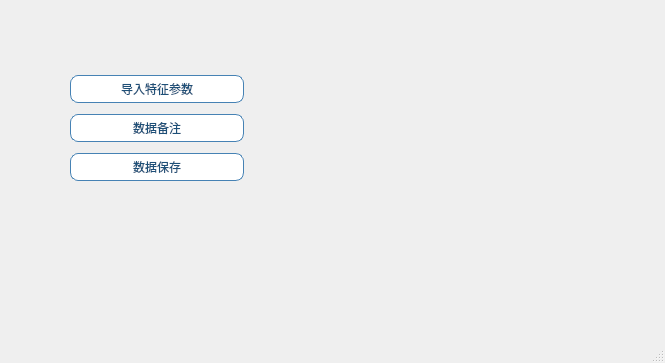
The window that ui/Other.ui (azhongege24/predict_first) describes before a commit, drawn with Qt 5.
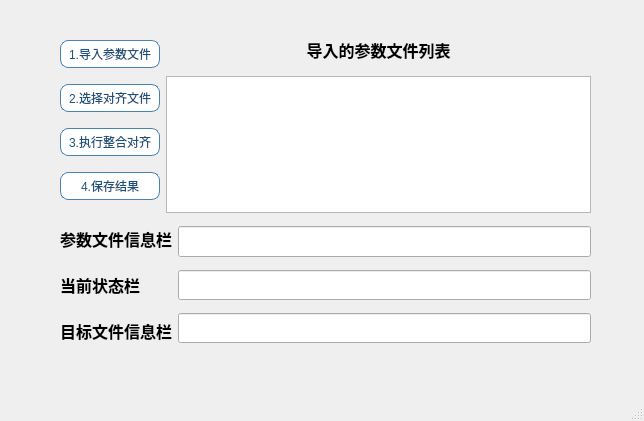
The same window after the commit.

Commit message: 今天完成了其他参数模块的功能Demo，现在是实现了基本的功能，第一部导入其他参数文件，一次性导入多个参数文件，第二步是选择目标文件，就是选择需要时间上进行对齐的数据文件，第三步是进行整合对齐操作，第四步是指定保存的位置。这里整合完毕的参数数据文件集，是包含了160个输出列，以及刚刚对齐的输入列的也就是160+5这样的形状。目前还未完善的功能是输入产品的代号和名字，加入到输入特征里面，并且，好像不太需要数据集处理模块了

Diff of the .ui file:
```diff
--- a/ui/Other.ui
+++ b/ui/Other.ui
@@ -6,28 +6,32 @@
    <rect>
     <x>0</x>
     <y>0</y>
-    <width>665</width>
-    <height>363</height>
+    <width>644</width>
+    <height>421</height>
    </rect>
   </property>
   <property name="windowTitle">
    <string>其他参数模块</string>
   </property>
   <widget class="QWidget" name="centralwidget">
-   <widget class="QWidget" name="layoutWidget">
+   <widget class="QWidget" name="">
     <property name="geometry">
      <rect>
-      <x>70</x>
-      <y>70</y>
-      <width>174</width>
-      <height>116</height>
+      <x>60</x>
+      <y>30</y>
+      <width>531</width>
+      <height>321</height>
      </rect>
     </property>
-    <layout class="QVBoxLayout" name="verticalLayout">
+    <layout class="QVBoxLayout" name="verticalLayout_6">
      <item>
-      <widget class="QPushButton" name="load_para">
-       <property name="styleSheet">
-        <string notr="true">QPushButton {
+      <layout class="QHBoxLayout" name="horizontalLayout_2">
+       <item>
+        <layout class="QVBoxLayout" name="verticalLayout">
+         <item>
+          <widget class="QPushButton" name="pushButton_load_para">
+           <property name="styleSheet">
+            <string notr="true">QPushButton {
     border: 1px solid rgb(70, 130, 180);   /* 增强为科研蓝边框，参考Nature期刊图表色 */
     border-radius: 8px;
     padding: 4px 8px;
@@ -45,16 +49,16 @@
 QPushButton:pressed {
     background-color: rgb(220, 240, 255);  /* 按压状态模拟墨水渗透效果 */
 }</string>
-       </property>
-       <property name="text">
-        <string>导入特征参数</string>
-       </property>
-      </widget>
-     </item>
-     <item>
-      <widget class="QPushButton" name="data_ps">
-       <property name="styleSheet">
-        <string notr="true">QPushButton {
+           </property>
+           <property name="text">
+            <string>1.导入参数文件</string>
+           </property>
+          </widget>
+         </item>
+         <item>
+          <widget class="QPushButton" name="pushButton_select_target_file">
+           <property name="styleSheet">
+            <string notr="true">QPushButton {
     border: 1px solid rgb(70, 130, 180);   /* 增强为科研蓝边框，参考Nature期刊图表色 */
     border-radius: 8px;
     padding: 4px 8px;
@@ -72,16 +76,16 @@
 QPushButton:pressed {
     background-color: rgb(220, 240, 255);  /* 按压状态模拟墨水渗透效果 */
 }</string>
-       </property>
-       <property name="text">
-        <string>数据备注</string>
-       </property>
-      </widget>
-     </item>
-     <item>
-      <widget class="QPushButton" name="pushButton_save_data">
-       <property name="styleSheet">
-        <string notr="true">QPushButton {
+           </property>
+           <property name="text">
+            <string>2.选择对齐文件</string>
+           </property>
+          </widget>
+         </item>
+         <item>
+          <widget class="QPushButton" name="pushButton_align_data">
+           <property name="styleSheet">
+            <string notr="true">QPushButton {
     border: 1px solid rgb(70, 130, 180);   /* 增强为科研蓝边框，参考Nature期刊图表色 */
     border-radius: 8px;
     padding: 4px 8px;
@@ -99,11 +103,187 @@
 QPushButton:pressed {
     background-color: rgb(220, 240, 255);  /* 按压状态模拟墨水渗透效果 */
 }</string>
-       </property>
-       <property name="text">
-        <string>数据保存</string>
-       </property>
-      </widget>
+           </property>
+           <property name="text">
+            <string>3.执行整合对齐</string>
+           </property>
+          </widget>
+         </item>
+         <item>
+          <widget class="QPushButton" name="pushButton_save_data">
+           <property name="styleSheet">
+            <string notr="true">QPushButton {
+    border: 1px solid rgb(70, 130, 180);   /* 增强为科研蓝边框，参考Nature期刊图表色 */
+    border-radius: 8px;
+    padding: 4px 8px;
+    background-color: rgb(255, 255, 255);  /* 纯白背景提升对比度 */
+    color: rgb(30, 80, 120);               /* 深海军蓝文字，对比度达8:1 */
+    font: bold 16pt &quot;Times New Roman&quot;;     
+    /* 强化阴影效果 */
+}
+
+QPushButton:hover {
+    border-color: rgb(0, 100, 180);        /* 悬停时使用更高饱和的科研蓝 */
+    background-color: rgb(240, 248, 255);  /* 极浅蓝悬停反馈 */
+}
+
+QPushButton:pressed {
+    background-color: rgb(220, 240, 255);  /* 按压状态模拟墨水渗透效果 */
+}</string>
+           </property>
+           <property name="text">
+            <string>4.保存结果</string>
+           </property>
+          </widget>
+         </item>
+        </layout>
+       </item>
+       <item>
+        <layout class="QVBoxLayout" name="verticalLayout_2">
+         <item>
+          <widget class="QLabel" name="other_files_list_label">
+           <property name="minimumSize">
+            <size>
+             <width>0</width>
+             <height>40</height>
+            </size>
+           </property>
+           <property name="font">
+            <font>
+             <family>楷体</family>
+             <pointsize>12</pointsize>
+             <weight>75</weight>
+             <bold>true</bold>
+            </font>
+           </property>
+           <property name="layoutDirection">
+            <enum>Qt::LeftToRight</enum>
+           </property>
+           <property name="text">
+            <string>导入的参数文件列表</string>
+           </property>
+           <property name="alignment">
+            <set>Qt::AlignCenter</set>
+           </property>
+          </widget>
+         </item>
+         <item>
+          <widget class="QListWidget" name="other_files_list"/>
+         </item>
+        </layout>
+       </item>
+      </layout>
+     </item>
+     <item>
+      <layout class="QHBoxLayout" name="horizontalLayout">
+       <item>
+        <layout class="QVBoxLayout" name="verticalLayout_4">
+         <item>
+          <widget class="QLabel" name="file_info">
+           <property name="minimumSize">
+            <size>
+             <width>0</width>
+             <height>40</height>
+            </size>
+           </property>
+           <property name="font">
+            <font>
+             <family>楷体</family>
+             <pointsize>12</pointsize>
+             <weight>75</weight>
+             <bold>true</bold>
+            </font>
+           </property>
+           <property name="text">
+            <string>参数文件信息栏</string>
+           </property>
+          </widget>
+         </item>
+         <item>
+          <widget class="QLabel" name="status">
+           <property name="minimumSize">
+            <size>
+             <width>0</width>
+             <height>40</height>
+            </size>
+           </property>
+           <property name="font">
+            <font>
+             <family>楷体</family>
+             <pointsize>12</pointsize>
+             <weight>75</weight>
+             <bold>true</bold>
+            </font>
+           </property>
+           <property name="text">
+            <string>当前状态栏</string>
+           </property>
+          </widget>
+         </item>
+         <item>
+          <widget class="QLabel" name="status_2">
+           <property name="minimumSize">
+            <size>
+             <width>0</width>
+             <height>40</height>
+            </size>
+           </property>
+           <property name="font">
+            <font>
+             <family>楷体</family>
+             <pointsize>12</pointsize>
+             <weight>75</weight>
+             <bold>true</bold>
+            </font>
+           </property>
+           <property name="text">
+            <string>目标文件信息栏</string>
+           </property>
+          </widget>
+         </item>
+        </layout>
+       </item>
+       <item>
+        <layout class="QVBoxLayout" name="verticalLayout_5">
+         <item>
+          <widget class="QLineEdit" name="status_label">
+           <property name="minimumSize">
+            <size>
+             <width>0</width>
+             <height>30</height>
+            </size>
+           </property>
+           <property name="font">
+            <font>
+             <family>黑体</family>
+             <pointsize>12</pointsize>
+            </font>
+           </property>
+          </widget>
+         </item>
+         <item>
+          <widget class="QLineEdit" name="file_info_label">
+           <property name="minimumSize">
+            <size>
+             <width>0</width>
+             <height>30</height>
+            </size>
+           </property>
+          </widget>
+         </item>
+         <item>
+          <widget class="QLineEdit" name="target_file_text">
+           <property name="minimumSize">
+            <size>
+             <width>0</width>
+             <height>30</height>
+            </size>
+           </property>
+          </widget>
+         </item>
+        </layout>
+       </item>
+      </layout>
      </item>
     </layout>
    </widget>
```
Left out of the diff: 2 changed lines with no effect on the pictures. The commit also changes 11 other files.
